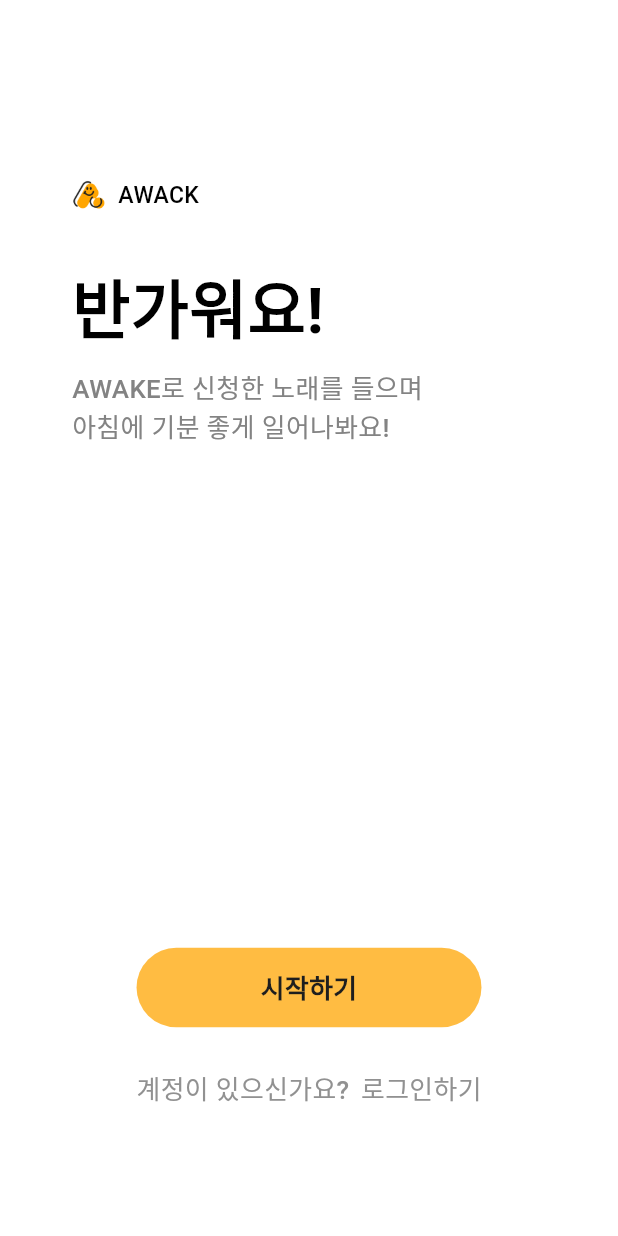
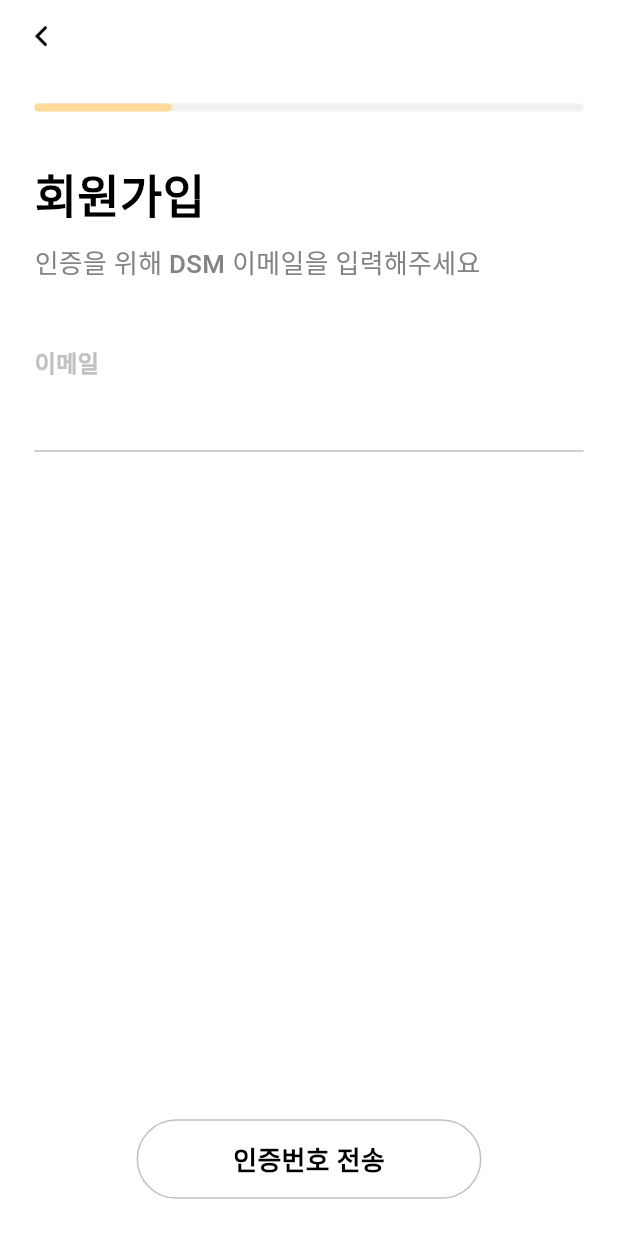
Before and after one commit to A-wack/A-wack-Flutter_v2, a Flutter app: the screen it shows after launch, after a tap on "시작하기", on a phone screen of 412 x 824 dp. Run offline on Flutter 3.47's test engine with Material 3 defaults, Android fonts, the phone set to English and light mode, and no system bars; our stand-ins replace flutter_screenutil, flutter_svg; Roboto replaces fonts that are missing (Pretendard); project files that could hold a hidden picture were left out.

Commit message:
커밋이 구ㅏ찬다

```diff
--- /dev/null
+++ b/lib/core/component/gap.dart
@@ -0,0 +1,19 @@
+import 'package:flutter/material.dart';
+
+class Gap extends StatelessWidget {
+  final double width, height;
+
+  const Gap({
+    super.key,
+    this.width = 0,
+    this.height = 0,
+  });
+
+  @override
+  Widget build(BuildContext context) {
+    return SizedBox(
+      width: width,
+      height: height,
+    );
+  }
+}
--- a/lib/presentation/auth/sign_in/screen/sign_in_screen.dart
+++ b/lib/presentation/auth/sign_in/screen/sign_in_screen.dart
@@ -1,9 +1,10 @@
-import 'package:a_wack_flutter_v2/core/component/a_wack_text_field.dart';
+import 'package:a_wack_flutter_v2/presentation/auth/widget/auth_text_field.dart';
 import 'package:a_wack_flutter_v2/core/component/text_widget.dart';
 import 'package:flutter/material.dart';
-import 'package:a_wack_flutter_v2/presentation/auth/sign_in/widget/sign_in_app_bar_widget.dart';
+import 'package:a_wack_flutter_v2/presentation/auth/widget/auth_app_bar_widget.dart';
 import 'package:flutter_screenutil/flutter_screenutil.dart';
 
+import '../../../../core/component/gap.dart';
 import '../../../../core/component/image_storage.dart';
 import '../../../../core/component/image_widget.dart';
 
@@ -63,7 +64,7 @@ class _SignInScreenState extends State<SignInScreen> {
 
     return SafeArea(
       child: Scaffold(
-        appBar: SignInAppBarWidget(appbarHeight: 54.h),
+        appBar: AuthAppBarWidget(appbarHeight: 54.h),
         body: Padding(
           padding: EdgeInsets.fromLTRB(24.w, 36.h, 24.w, 0.h),
           child: SingleChildScrollView(
@@ -75,16 +76,16 @@ class _SignInScreenState extends State<SignInScreen> {
                   text: '로그인',
                   fontSize: 32.sp,
                 ),
-                SizedBox(height: 36.h),
-                AWackTextField(
+                Gap(height: 36.h),
+                AuthTextField(
                   controller: _emailController,
                   title: "이메일",
                   focusNode: emailNode,
                   keyboardType: TextInputType.emailAddress,
                   isError: isError,
                 ),
-                SizedBox(height: 24.h),
-                AWackTextField(
+                Gap(height: 24.h),
+                AuthTextField(
                   controller: _passwordController,
                   title: "비밀번호",
                   focusNode: passwordNode,
--- /dev/null
+++ b/lib/presentation/auth/sign_up/screen/sign_up_send_email_screen.dart
@@ -0,0 +1,80 @@
+import 'package:a_wack_flutter_v2/core/component/gap.dart';
+import 'package:a_wack_flutter_v2/core/component/text_widget.dart';
+import 'package:a_wack_flutter_v2/presentation/auth/sign_up/widget/sign_up_button.dart';
+import 'package:a_wack_flutter_v2/presentation/auth/sign_up/widget/sign_up_status_bar.dart';
+import 'package:a_wack_flutter_v2/presentation/auth/widget/auth_app_bar_widget.dart';
+import 'package:a_wack_flutter_v2/presentation/auth/widget/auth_text_field.dart';
+import 'package:flutter/material.dart';
+import 'package:flutter_screenutil/flutter_screenutil.dart';
+
+class SignUpSendEmailScreen extends StatefulWidget {
+  const SignUpSendEmailScreen({super.key});
+
+  @override
+  State<SignUpSendEmailScreen> createState() => _SignUpScreenState();
+}
+
+class _SignUpScreenState extends State<SignUpSendEmailScreen> {
+  bool isError = false;
+  late TextEditingController _emailController;
+
+  @override
+  void initState() {
+    super.initState();
+    _emailController = TextEditingController();
+  }
+
+  @override
+  void dispose() {
+    super.dispose();
+    _emailController.dispose();
+  }
+
+  void sendEmail(String text) {
+    if (text.contains("@dsm.hs.kr")) {
+      return;
+    }
+
+    setState(() => isError = true);
+  }
+
+  @override
+  Widget build(BuildContext context) {
+    return SafeArea(
+      child: Scaffold(
+        appBar: AuthAppBarWidget(appbarHeight: 54.h),
+        body: Padding(
+          padding: EdgeInsets.symmetric(horizontal: 24.w),
+          child: Column(
+            crossAxisAlignment: CrossAxisAlignment.start,
+            children: [
+              Gap(height: 24.h),
+              SignUpStatusBar(width: 95.5.w),
+              Gap(height: 36.h),
+              TextWidget.bold(text: "회원가입", fontSize: 32.sp),
+              Gap(height: 12.h),
+              TextWidget.medium(
+                text: "인증을 위해 DSM 이메일을 입력해주세요",
+                fontSize: 18.sp,
+                color: const Color(0xFF838383),
+              ),
+              Gap(height: 48.h),
+              AuthTextField(
+                controller: _emailController,
+                title: "이메일",
+                focusNode: FocusNode(),
+                keyboardType: TextInputType.emailAddress,
+                errorText: "DSM 이메일이 아닙니다",
+                isError: isError,
+              ),
+            ],
+          ),
+        ),
+        bottomSheet: SignUpButton(
+          onTap: () => sendEmail(_emailController.text),
+          title: "인증번호 전송",
+        ),
+      ),
+    );
+  }
+}
--- /dev/null
+++ b/lib/presentation/auth/sign_up/widget/sign_up_button.dart
@@ -0,0 +1,39 @@
+import 'package:flutter/material.dart';
+import 'package:flutter_screenutil/flutter_screenutil.dart';
+
+import '../../../../core/component/text_widget.dart';
+
+class SignUpButton extends StatelessWidget {
+  final GestureTapCallback? onTap;
+  final String title;
+
+  const SignUpButton({
+    super.key,
+    required this.title,
+    this.onTap,
+  });
+
+  @override
+  Widget build(BuildContext context) {
+    return Padding(
+      padding: EdgeInsets.only(bottom: 28.h),
+      child: GestureDetector(
+        onTap: onTap ?? () {},
+        child: Container(
+          width: 240.w,
+          height: 60.h,
+          decoration: BoxDecoration(
+            borderRadius: BorderRadius.circular(100),
+            border: Border.all(color: const Color(0xFFC1C1C1)),
+          ),
+          child: Center(
+            child: TextWidget.semiBold(
+              text: title,
+              fontSize: 18.sp,
+            ),
+          ),
+        ),
+      ),
+    );
+  }
+}
--- /dev/null
+++ b/lib/presentation/auth/sign_up/widget/sign_up_status_bar.dart
@@ -0,0 +1,32 @@
+import 'package:flutter/material.dart';
+import 'package:flutter_screenutil/flutter_screenutil.dart';
+
+class SignUpStatusBar extends StatelessWidget {
+  final double width;
+
+  const SignUpStatusBar({super.key, required this.width});
+
+  @override
+  Widget build(BuildContext context) {
+    return Stack(
+      children: [
+        Container(
+          width: 382.w,
+          height: 6.h,
+          decoration: BoxDecoration(
+            borderRadius: BorderRadius.circular(100),
+            color: const Color(0xFFF1F1F1),
+          ),
+        ),
+        Container(
+          width: width,
+          height: 6.h,
+          decoration: BoxDecoration(
+            borderRadius: BorderRadius.circular(100),
+            color: const Color(0xFFFFDB99),
+          ),
+        ),
+      ],
+    );
+  }
+}
--- a/lib/presentation/auth/sign_in/widget/sign_in_app_bar_widget.dart
+++ b/lib/presentation/auth/widget/auth_app_bar_widget.dart
@@ -2,13 +2,13 @@ import 'package:a_wack_flutter_v2/core/component/image_storage.dart';
 import 'package:flutter/material.dart';
 import 'package:flutter_screenutil/flutter_screenutil.dart';
 
-import '../../../../core/component/image_widget.dart';
+import '../../../core/component/gap.dart';
+import '../../../core/component/image_widget.dart';
 
-class SignInAppBarWidget extends StatelessWidget
-    implements PreferredSizeWidget {
+class AuthAppBarWidget extends StatelessWidget implements PreferredSizeWidget {
   final double appbarHeight;
 
-  const SignInAppBarWidget({super.key, required this.appbarHeight});
+  const AuthAppBarWidget({super.key, required this.appbarHeight});
 
   @override
   Widget build(BuildContext context) {
@@ -30,7 +30,7 @@ class SignInAppBarWidget extends StatelessWidget
               ),
             ),
           ),
-          SizedBox(width: 24.w),
+          Gap(width: 24.w),
         ],
       ),
     );
--- a/lib/core/component/a_wack_text_field.dart
+++ b/lib/presentation/auth/widget/auth_text_field.dart
@@ -2,7 +2,7 @@ import 'package:a_wack_flutter_v2/core/component/text_widget.dart';
 import 'package:flutter/material.dart';
 import 'package:flutter_screenutil/flutter_screenutil.dart';
 
-class AWackTextField extends StatefulWidget {
+class AuthTextField extends StatefulWidget {
   final String title;
   final TextEditingController controller;
   final FocusNode focusNode;
@@ -13,7 +13,7 @@ class AWackTextField extends StatefulWidget {
   final GestureTapCallback? onTap;
   final TapRegionCallback? onTapOutside;
 
-  const AWackTextField({
+  const AuthTextField({
     super.key,
     required this.controller,
     required this.title,
@@ -28,10 +28,10 @@ class AWackTextField extends StatefulWidget {
   });
 
   @override
-  State<AWackTextField> createState() => _AWackTextFieldState();
+  State<AuthTextField> createState() => _AWackTextFieldState();
 }
 
-class _AWackTextFieldState extends State<AWackTextField> {
+class _AWackTextFieldState extends State<AuthTextField> {
   @override
   Widget build(BuildContext context) {
     return Column(
--- a/lib/presentation/on_boarding/screen/on_boarding_screen.dart
+++ b/lib/presentation/on_boarding/screen/on_boarding_screen.dart
@@ -9,7 +9,8 @@ class OnBoardingScreen extends StatelessWidget {
 
   @override
   Widget build(BuildContext context) {
-    return Scaffold(
+    return SafeArea(
+      child: Scaffold(
         resizeToAvoidBottomInset: false,
         body: Column(
           children: [
@@ -29,6 +30,7 @@ class OnBoardingScreen extends StatelessWidget {
             ),
           ],
         ),
+      ),
     );
   }
 }
--- a/lib/presentation/on_boarding/widget/on_boarding_bottom_widget.dart
+++ b/lib/presentation/on_boarding/widget/on_boarding_bottom_widget.dart
@@ -1,9 +1,11 @@
 import 'package:a_wack_flutter_v2/core/component/text_widget.dart';
 import 'package:a_wack_flutter_v2/presentation/auth/sign_in/screen/sign_in_screen.dart';
+import 'package:a_wack_flutter_v2/presentation/auth/sign_up/screen/sign_up_send_email_screen.dart';
 import 'package:flutter/cupertino.dart';
 import 'package:flutter/material.dart';
 import 'package:flutter_screenutil/flutter_screenutil.dart';
 
+import '../../../core/component/gap.dart';
 import '../../../core/component/route_animation.dart';
 
 class OnBoardingBottomWidget extends StatelessWidget {
@@ -14,7 +16,12 @@ class OnBoardingBottomWidget extends StatelessWidget {
     return Column(
       children: [
         GestureDetector(
-          onTap: () {},
+          onTap: () {
+            Navigator.push(
+              context,
+              RouteAnimation(const SignUpSendEmailScreen()).slideRightToLeft(),
+            );
+          },
           child: Container(
             width: 240.w,
             height: 60.h,
@@ -31,7 +38,7 @@ class OnBoardingBottomWidget extends StatelessWidget {
             ),
           ),
         ),
-        const SizedBox(height: 28),
+        const Gap(height: 28),
         GestureDetector(
           onTap: () {
             Navigator.push(
@@ -48,7 +55,7 @@ class OnBoardingBottomWidget extends StatelessWidget {
                 color: const Color(0xFF919191),
                 fontSize: 18.sp,
               ),
-              SizedBox(width: 8.w),
+              Gap(width: 8.w),
               TextWidget.medium(
                 text: '로그인하기',
                 color: const Color(0xFF919191),
--- a/lib/presentation/on_boarding/widget/on_boarding_top_wiget.dart
+++ b/lib/presentation/on_boarding/widget/on_boarding_top_wiget.dart
@@ -2,6 +2,7 @@ import 'package:a_wack_flutter_v2/core/component/text_widget.dart';
 import 'package:flutter/material.dart';
 import 'package:flutter_screenutil/flutter_screenutil.dart';
 
+import '../../../core/component/gap.dart';
 import '../../../core/component/image_storage.dart';
 import '../../../core/component/image_widget.dart';
 
@@ -22,19 +23,19 @@ class OnBoardingTopWidget extends StatelessWidget {
               imageWidth: 24.w,
               imageHeight: 24.h,
             ),
-            SizedBox(width: 8.w),
+            Gap(width: 8.w),
             TextWidget.medium(
               text: 'AWACK',
               fontSize: 16.sp,
             ),
           ],
         ),
-        SizedBox(height: 36.h),
+        Gap(height: 36.h),
         TextWidget.bold(
           text: '반가워요!',
           fontSize: 44.sp,
         ),
-        SizedBox(height: 12.h),
+        Gap(height: 12.h),
         TextWidget.medium(
           text: 'AWAKE로 신청한 노래를 들으며\n아침에 기분 좋게 일어나봐요!',
           color: const Color(0xFF838383),
```
Lines whose indentation alone changed are shown as unchanged.
